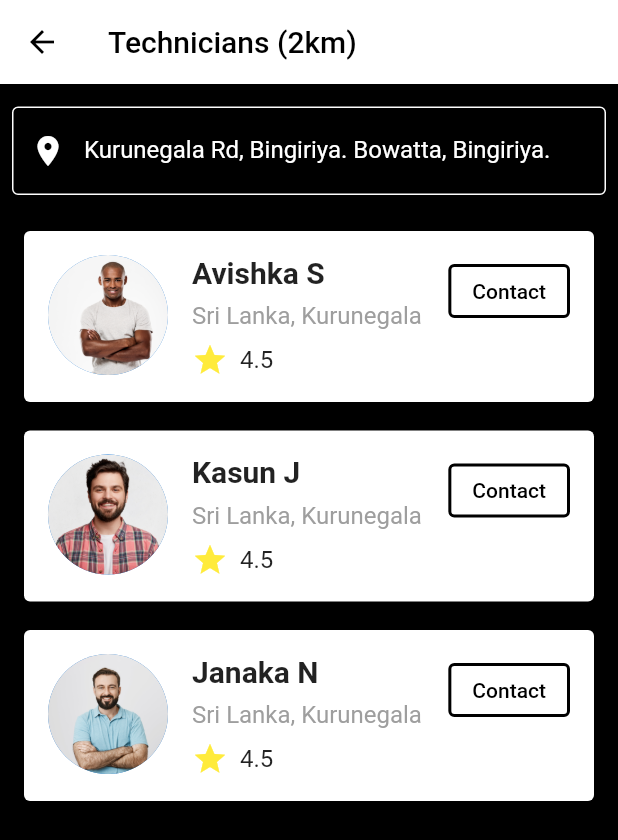
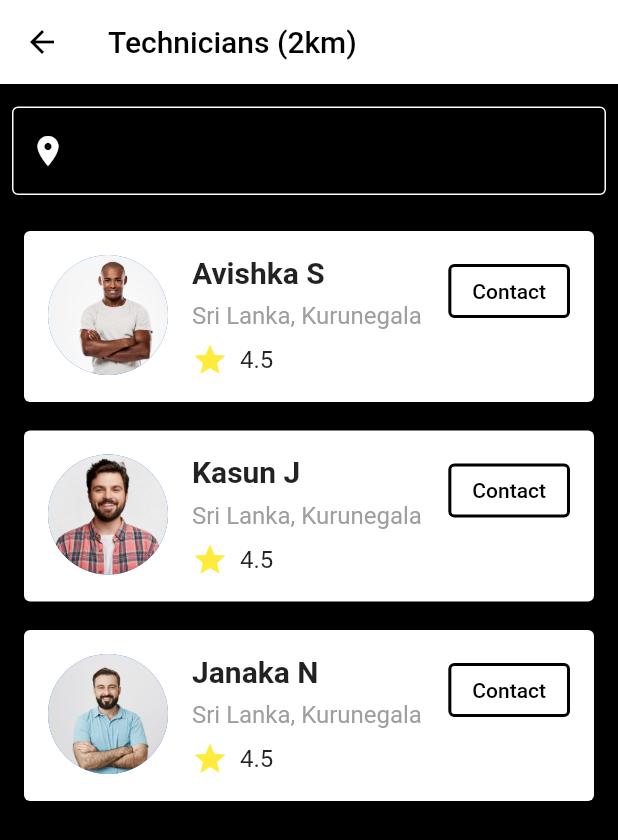
Before and after one commit to Avishkasj/Automobile-mobile-app, a Flutter app: the select screen opened directly, after a tap on "Next", on a phone screen of 412 x 824 dp. Shown: the top 840 px of the screen. Run offline on Flutter 3.47's test engine with Material 2 defaults, Android fonts, the phone set to English and light mode, and no system bars; our stand-ins replace cloud_firestore, firebase_auth, firebase_core, google_places_flutter; accounts and stored records are empty.

Commit message:
data pass to the tchnicians

```diff
--- a/lib/select.dart
+++ b/lib/select.dart
@@ -217,87 +217,9 @@ class _selectState extends State<select> {
                 ),
               ),
 
-              // Padding(
-              //   padding: const EdgeInsets.all(8.0),
-              //   child: Container(
-              //     color: Colors.white30,
-              //     child: Row(
-              //       mainAxisAlignment: MainAxisAlignment.spaceEvenly,
-              //       children: [
-              //         Container(
-              //           child: Row(
-              //             children: [
-              //               Radio(
-              //                 value: 1,
-              //                 groupValue: _selectedValue,
-              //                 onChanged: (value) {
-              //                   setState(() {
-              //                     _selectedValue = value as int;
-              //                   });
-              //                 },
-              //                 activeColor: Colors.white,
-              //               ),
-              //               Text(
-              //                 "Petrol",
-              //                 style: TextStyle(
-              //                   color: Colors.white,
-              //                 ),
-              //               ),
-              //             ],
-              //           ),
-              //         ),
-              //         Container(
-              //           child: Row(
-              //             children: [
-              //               Radio(
-              //                 value: 2,
-              //                 groupValue: _selectedValue,
-              //                 onChanged: (value) {
-              //                   setState(() {
-              //                     _selectedValue = value as int;
-              //                   });
-              //                 },
-              //                 activeColor: Colors.white,
-              //               ),
-              //               Text(
-              //                 "Diesel",
-              //                 style: TextStyle(
-              //                   color: Colors.white,
-              //                 ),
-              //               ),
-              //             ],
-              //           ),
-              //         ),
-              //         Container(
-              //           child: Row(
-              //             children: [
-              //               Radio(
-              //                 value: 3,
-              //                 groupValue: _selectedValue,
-              //                 onChanged: (value) {
-              //                   setState(() {
-              //                     _selectedValue = value as int;
-              //                   });
-              //                 },
-              //                 activeColor: Colors.white,
-              //               ),
-              //               Text(
-              //                 "Electrical",
-              //                 style: TextStyle(
-              //                   color: Colors.white,
-              //                 ),
-              //               ),
-              //             ],
-              //           ),
-              //         ),
-              //       ],
-              //     ),
-              //   ),
-              // ),
 
 
-
-              SizedBox(height: 180,),
+              SizedBox(height: 110,),
               //next button
               Row(
                 mainAxisAlignment: MainAxisAlignment.center,
@@ -342,9 +264,21 @@ class _selectState extends State<select> {
                         fixedSize: Size(140, 50),
                       ),
                       onPressed: () {
-                        Navigator.push(context,
-                            MaterialPageRoute(builder: (context) => technicians()));
+                        String addressValue = address.text; // the value entered in the address field
+
+                        Navigator.push(
+                          context,
+                          MaterialPageRoute(
+                            builder: (context) => technicians(
+                              dropdownValue: dropdownValue,
+                              dropdownValue2: dropdownValue2,
+                              dropdownValue3: dropdownValue3,
+                              addressValue: addressValue,
+                            ),
+                          ),
+                        );
                       },
+
                     ),
                   ),
                 ],
--- a/lib/technicians.dart
+++ b/lib/technicians.dart
@@ -1,10 +1,20 @@
 import 'package:flutter/material.dart';
+class technicians extends StatefulWidget {
+  final String dropdownValue;
+  final String dropdownValue2;
+  final String dropdownValue3;
+  final String addressValue;
 
-class technicians extends StatefulWidget {
-  const technicians({Key? key}) : super(key: key);
+  const technicians({
+    Key? key,
+    required this.dropdownValue,
+    required this.dropdownValue2,
+    required this.dropdownValue3,
+    required this.addressValue,
+  }) : super(key: key);
 
   @override
-  State<technicians> createState() => _techniciansState();
+  _techniciansState createState() => _techniciansState();
 }
 
 class _techniciansState extends State<technicians> {
@@ -31,7 +41,7 @@ class _techniciansState extends State<technicians> {
                 child: TextField(
                   decoration: InputDecoration(
                     prefixIcon: Icon(Icons.location_on, color: Colors.white),
-                    labelText: 'Kurunegala Rd, Bingiriya. Bowatta, Bingiriya.',
+                    labelText:" ${widget.addressValue}",
                     labelStyle: TextStyle(color: Colors.white),
                     enabledBorder: OutlineInputBorder(
                       borderSide: BorderSide(color: Colors.white),
```
